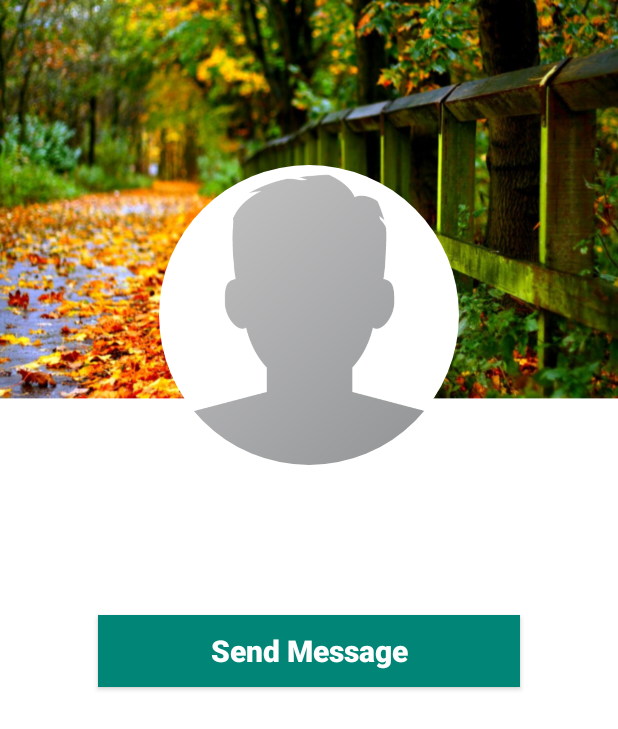
After one commit to Nowe5/AndroidChattingApp, an Android app: the ProfileActivity screen opened directly, with no data from a screen before it, on a phone screen of 412 x 824 dp. The commit adds this screen. Shown: the top 729 px of the screen. Run offline under Robolectric (Android 15) with nearby library versions, the light colour scheme and no system bars; our stand-ins replace CircleImageView, Firebase (no records; nobody signed in at launch, a user with empty details on screens opened directly), Picasso; 3 statements that could not run were skipped.

Commit message:
users custom layout, kullanıcıları çekme, database veri alma, chat request gönderme ve iptal etme

```diff
--- a/app/build.gradle
+++ b/app/build.gradle
@@ -31,12 +31,12 @@
     implementation 'com.google.firebase:firebase-storage:16.0.4'
     implementation 'androidx.legacy:legacy-support-v4:1.0.0'
     implementation 'de.hdodenhof:circleimageview:3.0.1'
+    implementation 'com.firebaseui:firebase-ui-database:4.0.1'
+    implementation 'com.theartofdev.edmodo:android-image-cropper:2.8.+'
+    implementation 'com.squareup.picasso:picasso:2.71828'
     testImplementation 'junit:junit:4.12'
     androidTestImplementation 'androidx.test.ext:junit:1.1.0'
     androidTestImplementation 'androidx.test.espresso:espresso-core:3.1.1'
-    implementation 'com.theartofdev.edmodo:android-image-cropper:2.8.+'
-    implementation 'com.squareup.picasso:picasso:2.71828'
-
 
 
 }
--- /dev/null
+++ b/app/src/main/java/com/example/a611_windows/ProfileActivity.java
@@ -0,0 +1,201 @@
+package com.example.a611_windows;
+
+import android.os.Bundle;
+import android.view.View;
+import android.widget.Button;
+import android.widget.TextView;
+
+import androidx.annotation.NonNull;
+import androidx.appcompat.app.AppCompatActivity;
+
+import com.google.android.gms.tasks.OnCompleteListener;
+import com.google.android.gms.tasks.Task;
+import com.google.firebase.auth.FirebaseAuth;
+import com.google.firebase.database.DataSnapshot;
+import com.google.firebase.database.DatabaseError;
+import com.google.firebase.database.DatabaseReference;
+import com.google.firebase.database.FirebaseDatabase;
+import com.google.firebase.database.ValueEventListener;
+import com.squareup.picasso.Picasso;
+
+import de.hdodenhof.circleimageview.CircleImageView;
+
+public class ProfileActivity extends AppCompatActivity
+{
+    private String receiverUserId, senderUserId, Current_State;
+
+    private CircleImageView userProfileImage;
+    private TextView userProfileName, userProfileStatus;
+    private Button SendMessageRequestButton;
+
+
+    private DatabaseReference UserRef, ChatRequestRef;
+    private FirebaseAuth mAuth;
+
+
+    @Override
+    protected void onCreate(Bundle savedInstanceState)
+    {
+        super.onCreate(savedInstanceState);
+        setContentView(R.layout.activity_profile);
+
+        mAuth = FirebaseAuth.getInstance();
+        UserRef = FirebaseDatabase.getInstance().getReference().child("Users");
+        ChatRequestRef = FirebaseDatabase.getInstance().getReference().child("Chat Requests");
+
+
+        receiverUserId = getIntent().getExtras().get("visit_user_id").toString();
+        senderUserId = mAuth.getCurrentUser().getUid();
+
+        userProfileImage = (CircleImageView)findViewById(R.id.visit_profile_image);
+        userProfileName = (TextView)findViewById(R.id.visit_user_name);
+        userProfileStatus = (TextView)findViewById(R.id.visit_profile_status);
+        SendMessageRequestButton = (Button)findViewById(R.id.send_message_request_button);
+        Current_State = "new";
+
+
+        RetrieveUserInfo();
+    }
+
+    private void RetrieveUserInfo()
+    {
+        UserRef.child(receiverUserId).addValueEventListener(new ValueEventListener() {
+            @Override
+            public void onDataChange(@NonNull DataSnapshot dataSnapshot)
+            {
+                if((dataSnapshot.exists()) && (dataSnapshot.hasChild("image")))
+                {
+                    String userImage =dataSnapshot.child("image").getValue().toString();
+                    String userName =dataSnapshot.child("name").getValue().toString();
+                    String userStatus =dataSnapshot.child("status").getValue().toString();
+
+                    Picasso.get().load(userImage).placeholder(R.drawable.profile_image).into(userProfileImage);
+
+                    userProfileName.setText(userName);
+                    userProfileStatus.setText(userStatus);
+
+                    ManageChatRequests();
+
+                }
+                else
+                {
+                    String userName =dataSnapshot.child("name").getValue().toString();
+                    String userStatus =dataSnapshot.child("status").getValue().toString();
+                    userProfileName.setText(userName);
+                    userProfileStatus.setText(userStatus);
+
+                    ManageChatRequests();
+                }
+            }
+
+            @Override
+            public void onCancelled(@NonNull DatabaseError databaseError)
+            {
+
+            }
+        });
+    }
+
+    private void ManageChatRequests()
+    {
+        ChatRequestRef.child(senderUserId).addValueEventListener(new ValueEventListener() {
+            @Override
+            public void onDataChange(@NonNull DataSnapshot dataSnapshot)
+            {
+                if(dataSnapshot.hasChild(receiverUserId))
+                {
+                    String request_type = dataSnapshot.child(receiverUserId).child("request_type").getValue().toString();
+
+                    if(request_type.equals("sent"))
+                    {
+                        Current_State = "request_sent";
+                        SendMessageRequestButton.setText("Cancel Chat Request");
+                    }
+                }
+            }
+
+            @Override
+            public void onCancelled(@NonNull DatabaseError databaseError)
+            {
+
+            }
+        });
+
+        if(!senderUserId.equals(receiverUserId) )
+        {
+            SendMessageRequestButton.setOnClickListener(new View.OnClickListener() {
+                @Override
+                public void onClick(View v)
+                {
+                    SendMessageRequestButton.setEnabled(false);
+
+                    if(Current_State.equals("new"))
+                    {
+                        SendChatRequest();
+                    }
+                    else if(Current_State.equals("request_sent"))
+                    {
+                        CancelChatRequest();
+                    }
+
+                }
+            });
+        }
+        else
+        {
+            SendMessageRequestButton.setVisibility(View.INVISIBLE);
+        }
+    }
+
+    private void CancelChatRequest()
+    {
+        ChatRequestRef.child(senderUserId).child(receiverUserId).removeValue().addOnCompleteListener(new OnCompleteListener<Void>() {
+            @Override
+            public void onComplete(@NonNull Task<Void> task)
+            {
+                if(task.isSuccessful())
+                {
+                    ChatRequestRef.child(receiverUserId).child(senderUserId).removeValue().addOnCompleteListener(new OnCompleteListener<Void>() {
+                        @Override
+                        public void onComplete(@NonNull Task<Void> task)
+                        {
+                            if(task.isSuccessful())
+                            {
+                                SendMessageRequestButton.setEnabled(true);
+                                Current_State = "new";
+                                SendMessageRequestButton.setText("Send Message");
+                            }
+                        }
+                    });
+                }
+            }
+        });
+    }
+
+    private void SendChatRequest()
+    {
+        ChatRequestRef.child(senderUserId).child(receiverUserId).child("request_type").setValue("sent").addOnCompleteListener(new OnCompleteListener<Void>() {
+            @Override
+            public void onComplete(@NonNull Task<Void> task)
+            {
+                if(task.isSuccessful())
+                {
+                    ChatRequestRef.child(receiverUserId).child(senderUserId).child("request_type").setValue("received").addOnCompleteListener(new OnCompleteListener<Void>() {
+                        @Override
+                        public void onComplete(@NonNull Task<Void> task)
+                        {
+                            if(task.isSuccessful())
+                            {
+                                SendMessageRequestButton.setEnabled(true);
+                                Current_State = "request_sent";
+                                SendMessageRequestButton.setText("Cancel Chat Request");
+                            }
+                        }
+                    });
+                }
+            }
+        });
+    }
+
+
+}
--- /dev/null
+++ b/app/src/main/res/layout/activity_profile.xml
@@ -0,0 +1,69 @@
+<?xml version="1.0" encoding="utf-8"?>
+<RelativeLayout xmlns:android="http://schemas.android.com/apk/res/android"
+    xmlns:app="http://schemas.android.com/apk/res-auto"
+    xmlns:tools="http://schemas.android.com/tools"
+    android:layout_width="match_parent"
+    android:layout_height="match_parent"
+    android:background="@drawable/profile_activity"
+    tools:context=".ProfileActivity">
+
+    <de.hdodenhof.circleimageview.CircleImageView
+        android:id="@+id/visit_profile_image"
+        android:layout_width="200dp"
+        android:layout_height="200dp"
+        android:layout_alignParentTop="true"
+        android:layout_centerHorizontal="true"
+        android:layout_marginTop="110dp"
+        android:src="@drawable/profile_image"
+        />
+
+    <TextView
+        android:id="@+id/visit_user_name"
+        android:layout_width="match_parent"
+        android:layout_height="wrap_content"
+        android:text="user name"
+        android:layout_below="@id/visit_profile_image"
+        android:layout_marginLeft="15dp"
+        android:layout_marginRight="15dp"
+        android:layout_marginTop="5dp"
+        android:textAlignment="center"
+        android:textAllCaps="false"
+        android:textSize="18sp"
+        android:textStyle="bold"
+        />
+
+
+    <TextView
+        android:id="@+id/visit_profile_status"
+        android:layout_width="match_parent"
+        android:layout_height="wrap_content"
+        android:text="hey im using TypeIt"
+        android:layout_below="@id/visit_user_name"
+        android:layout_marginLeft="15dp"
+        android:layout_marginRight="15dp"
+        android:layout_marginTop="25dp"
+        android:textAlignment="center"
+        android:textAllCaps="false"
+        android:textSize="25sp"
+        android:textStyle="bold"
+        />
+
+    <Button
+        android:id="@+id/send_message_request_button"
+        android:layout_width="match_parent"
+        android:layout_height="wrap_content"
+        android:layout_below="@id/visit_profile_status"
+        android:layout_marginTop="10dp"
+        android:layout_marginLeft="65dp"
+        android:layout_marginRight="65dp"
+        android:textColor="@android:color/background_light"
+        android:background="@drawable/buttons"
+        android:textStyle="bold"
+        android:textSize="20sp"
+        android:text="Send Message"
+        android:textAllCaps="false"
+
+
+        />
+
+</RelativeLayout>
--- a/app/src/main/res/menu/options_menu.xml
+++ b/app/src/main/res/menu/options_menu.xml
@@ -3,7 +3,7 @@
     xmlns:app="http://schemas.android.com/apk/res-auto">
 
     <item
-        android:title="Find People"
+        android:title="Find Friends"
         android:id="@+id/main_find_people_option"
         app:showAsAction="never"
     >
```
Also changed, not shown: app/src/main/AndroidManifest.xml (+4 -4 lines), app/src/main/java/com/example/a611_windows/Contacts.java (added, +42 -0 lines), app/src/main/java/com/example/a611_windows/FindFriendsActivity.java (+93 -9 lines), app/src/main/res/layout/activity_find_friends.xml (+8 -11 lines), app/src/main/res/layout/users_display_layout.xml (added, +67 -0 lines).
